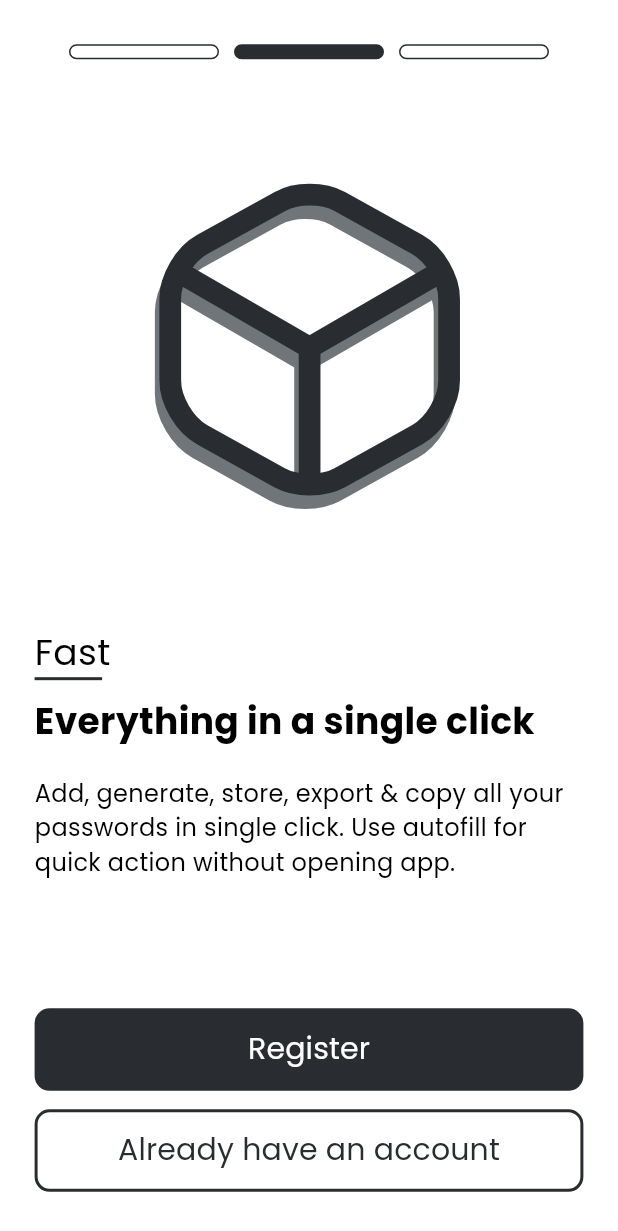
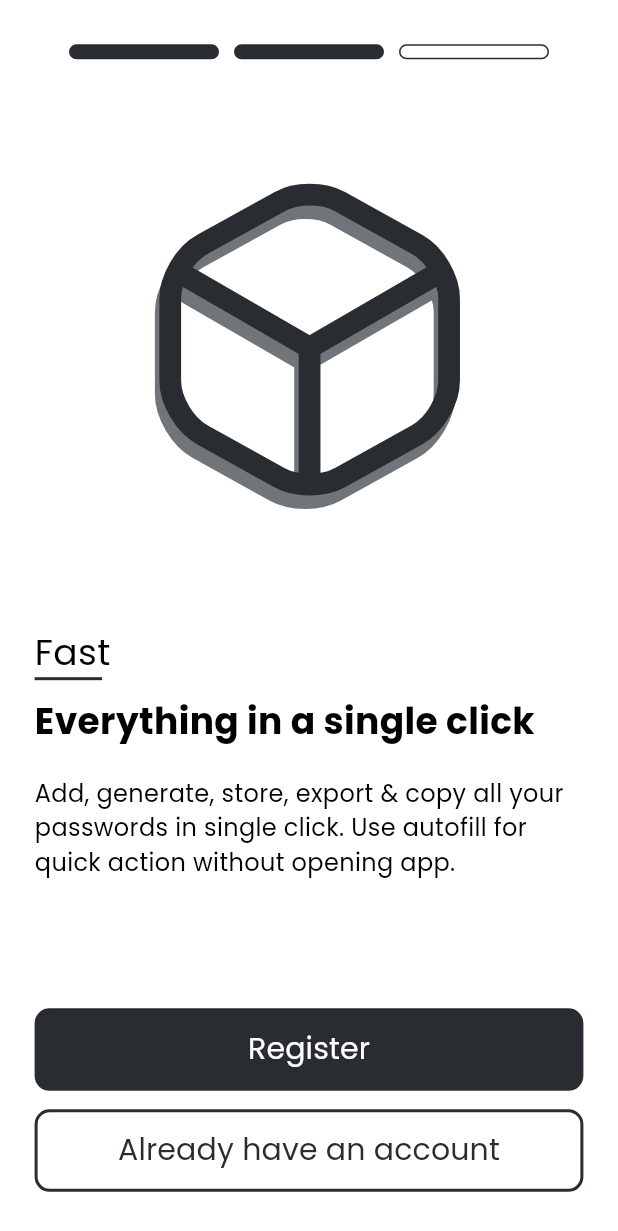
Before and after one commit to davisiqueira1/password_manager, a Flutter app: the screen it shows after launch, swiped to page 3, on a phone screen of 412 x 824 dp. Shown: the top 1231 px of the screen. Run offline on Flutter 3.47's test engine with Material 3 defaults, Android fonts, the phone set to English and light mode, and no system bars; drawn by our look-alikes of carousel_slider; our stand-ins replace cloud_firestore, flutter_svg, get, mask_text_input_formatter; accounts and stored records are empty.

Commit message:
fix: change carousel indicator behavior

```diff
--- a/lib/widgets/carousel_onboard.dart
+++ b/lib/widgets/carousel_onboard.dart
@@ -41,7 +41,7 @@ class _CarouselOnboardState extends State<CarouselOnboard> {
               height: 10,
               width: 100,
               decoration: BoxDecoration(
-                color: _currentItem == entry.key
+                color: _currentItem >= entry.key
                     ? ColorPalette.black
                     : ColorPalette.white,
                 border: Border.all(
@@ -58,7 +58,6 @@ class _CarouselOnboardState extends State<CarouselOnboard> {
             height: screenHeight * 0.75,
             viewportFraction: 1,
             autoPlay: true,
-            autoPlayInterval: const Duration(seconds: 4),
             onPageChanged: (index, reason) {
               setState(() {
                 _currentItem = index;
```
